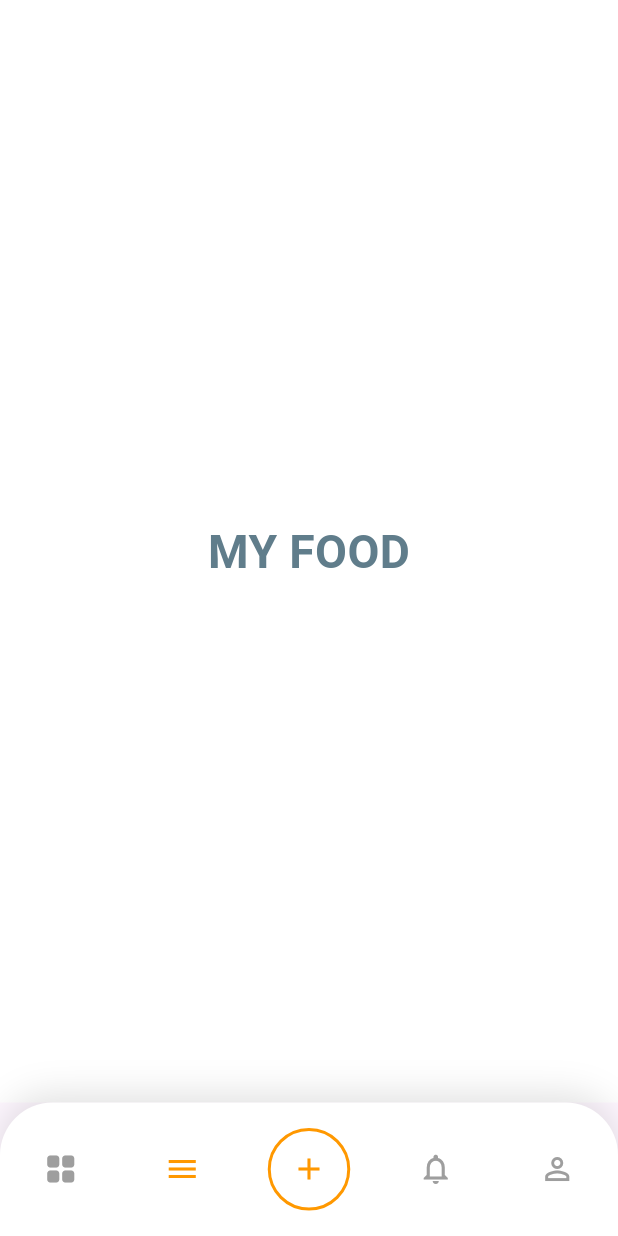
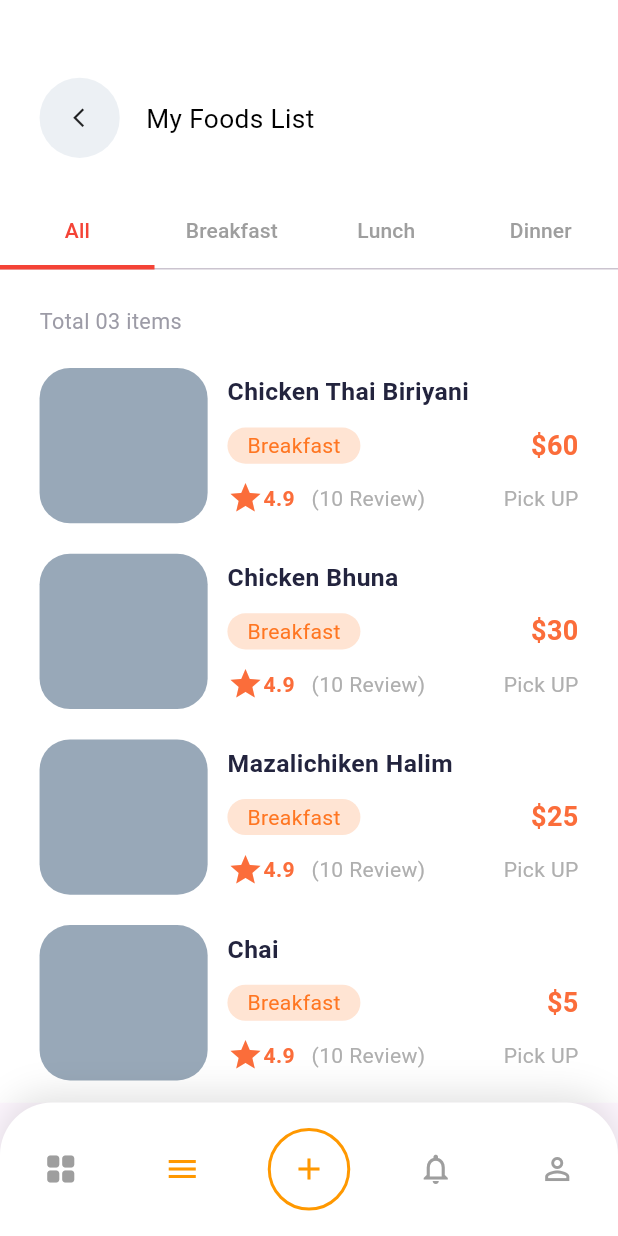
Before and after one commit to afaqahmad922/food_delievery_app, a Flutter app: the screen it shows after launch, item 2 of the bottom bar chosen, on a phone screen of 412 x 824 dp. Run offline on Flutter 3.47's test engine with Material 3 defaults, Android fonts, the phone set to English and light mode, and no system bars; our stand-ins replace fl_chart, flutter_screenutil, google_fonts, smooth_page_indicator, timeline_tile; Roboto replaces fonts that are missing (Sen).

Commit message:
My Food UI Completed

```diff
--- a/lib/Chef interfaces/main_Navigation.dart
+++ b/lib/Chef interfaces/main_Navigation.dart
@@ -1,5 +1,5 @@
 import 'package:figma_to_flutter_2/Chef%20interfaces/add_New_Items.dart';
-import 'package:figma_to_flutter_2/Chef%20interfaces/my_Food.dart';
+import 'package:figma_to_flutter_2/Chef%20interfaces/my_FOOD/my_Food.dart';
 import 'package:figma_to_flutter_2/Chef%20interfaces/notifications.dart';
 import 'package:figma_to_flutter_2/Chef%20interfaces/profile.dart';
 import 'package:figma_to_flutter_2/Chef%20interfaces/seller_Dashboard_Home.dart';
--- /dev/null
+++ b/lib/Chef interfaces/my_FOOD/all.dart
@@ -0,0 +1,51 @@
+import 'package:figma_to_flutter_2/logins/Widgets/Widgets.dart';
+import 'package:flutter/material.dart';
+import 'package:flutter_screenutil/flutter_screenutil.dart';
+import 'package:google_fonts/google_fonts.dart';
+
+class all_Foods extends StatefulWidget {
+  const all_Foods({super.key});
+
+  @override
+  State<all_Foods> createState() => _all_FoodsState();
+}
+
+class _all_FoodsState extends State<all_Foods> {
+  @override
+  Widget build(BuildContext context) {
+    return Scaffold(
+      backgroundColor: Color(0xffFFFFFF),
+      body: SingleChildScrollView(
+        child: Column(
+          crossAxisAlignment: CrossAxisAlignment.start,
+          children: [
+            Padding(
+              padding: EdgeInsets.only(left: 24.w, top: 24.h),
+              child: AppText(text: 'Total 03 items', font: GoogleFonts.sen, fontWeight: FontWeight.w400, fontSize: 14.sp, color: Color(0xff9C9BA6)),
+            ),
+            Padding(
+              padding: EdgeInsets.only(left: 24.w, top: 20.h, right: 24.w),
+              child: FoodCard3(name: 'Chicken Thai Biriyani', price: '60'),
+            ),
+            Padding(
+              padding: EdgeInsets.only(left: 24.w, top: 20.h, right: 24.w),
+              child: FoodCard3(name: 'Chicken Bhuna', price: '30'),
+            ),
+            Padding(
+              padding: EdgeInsets.only(left: 24.w, top: 20.h, right: 24.w),
+              child: FoodCard3(name: 'Mazalichiken Halim', price: '25'),
+            ),
+            Padding(
+              padding: EdgeInsets.only(left: 24.w, top: 20.h, right: 24.w),
+              child: FoodCard3(name: 'Chai', price: '5'),
+            ),
+            Padding(
+              padding: EdgeInsets.only(left: 24.w, top: 20.h, right: 24.w),
+              child: FoodCard3(name: 'Paratha', price: '5'),
+            ),
+          ],
+        ),
+      ),
+    );
+  }
+}
--- /dev/null
+++ b/lib/Chef interfaces/my_FOOD/breakfast.dart
@@ -0,0 +1,38 @@
+import 'package:figma_to_flutter_2/logins/Widgets/Widgets.dart';
+import 'package:flutter/material.dart';
+import 'package:flutter_screenutil/flutter_screenutil.dart';
+import 'package:google_fonts/google_fonts.dart';
+
+
+class breakfast extends StatefulWidget {
+  const breakfast({super.key});
+
+  @override
+  State<breakfast> createState() => _breakfastState();
+}
+
+class _breakfastState extends State<breakfast> {
+  @override
+  Widget build(BuildContext context) {
+    return Scaffold(
+      backgroundColor: Color(0xffFFFFFF),
+      body: Column(
+        crossAxisAlignment: CrossAxisAlignment.start,
+        children: [
+          Padding(
+            padding: EdgeInsets.only(left: 24.w, top: 24.h),
+            child: AppText(text: 'Total 03 items', font: GoogleFonts.sen, fontWeight: FontWeight.w400, fontSize: 14.sp, color: Color(0xff9C9BA6)),
+          ),
+          Padding(
+            padding: EdgeInsets.only(left: 24.w, top: 20.h, right: 24.w),
+            child: FoodCard3(name: 'Chai', price: '5'),
+          ),
+          Padding(
+            padding: EdgeInsets.only(left: 24.w, top: 20.h, right: 24.w),
+            child: FoodCard3(name: 'Paratha', price: '5'),
+          ),
+        ],
+      ),
+    );
+  }
+}
--- /dev/null
+++ b/lib/Chef interfaces/my_FOOD/dinner.dart
@@ -0,0 +1,37 @@
+import 'package:figma_to_flutter_2/logins/Widgets/Widgets.dart';
+import 'package:flutter/material.dart';
+import 'package:flutter_screenutil/flutter_screenutil.dart';
+import 'package:google_fonts/google_fonts.dart';
+
+class dinner extends StatefulWidget {
+  const dinner({super.key});
+
+  @override
+  State<dinner> createState() => _dinnerState();
+}
+
+class _dinnerState extends State<dinner> {
+  @override
+  Widget build(BuildContext context) {
+    return Scaffold(
+      backgroundColor: Color(0xffFFFFFF),
+      body: Column(
+        crossAxisAlignment: CrossAxisAlignment.start,
+        children: [
+          Padding(
+            padding: EdgeInsets.only(left: 24.w, top: 24.h),
+            child: AppText(text: 'Total 03 items', font: GoogleFonts.sen, fontWeight: FontWeight.w400, fontSize: 14.sp, color: Color(0xff9C9BA6)),
+          ),
+          Padding(
+            padding: EdgeInsets.only(left: 24.w, top: 20.h, right: 24.w),
+            child: FoodCard3(name: 'Chicken Bhuna', price: '30'),
+          ),
+          Padding(
+            padding: EdgeInsets.only(left: 24.w, top: 20.h, right: 24.w),
+            child: FoodCard3(name: 'Mazalichiken Halim', price: '25'),
+          ),
+        ],
+      ),
+    );
+  }
+}
--- /dev/null
+++ b/lib/Chef interfaces/my_FOOD/lunch.dart
@@ -0,0 +1,34 @@
+import 'package:figma_to_flutter_2/logins/Widgets/Widgets.dart';
+import 'package:flutter/material.dart';
+import 'package:flutter_screenutil/flutter_screenutil.dart';
+import 'package:google_fonts/google_fonts.dart';
+
+class lunch extends StatefulWidget {
+  const lunch({super.key});
+
+  @override
+  State<lunch> createState() => _lunchState();
+}
+
+class _lunchState extends State<lunch> {
+  @override
+  Widget build(BuildContext context) {
+    return Scaffold(
+      backgroundColor: Color(0xffFFFFFF),
+      body: Column(
+        crossAxisAlignment: CrossAxisAlignment.start,
+        children: [
+          Padding(
+            padding: EdgeInsets.only(left: 24.w, top: 24.h),
+            child: AppText(text: 'Total 03 items', font: GoogleFonts.sen, fontWeight: FontWeight.w400, fontSize: 14.sp, color: Color(0xff9C9BA6)),
+          ),
+          Padding(
+            padding: EdgeInsets.only(left: 24.w, top: 20.h, right: 24.w),
+            child: FoodCard3(name: 'Chicken Thai Biriyani', price: '60'),
+          ),
+
+        ],
+      ),
+    );
+  }
+}
--- /dev/null
+++ b/lib/Chef interfaces/my_FOOD/my_Food.dart
@@ -0,0 +1,87 @@
+import 'package:figma_to_flutter_2/Chef%20interfaces/main_Navigation.dart';
+import 'package:figma_to_flutter_2/Chef%20interfaces/my_FOOD/all.dart';
+import 'package:figma_to_flutter_2/Chef%20interfaces/my_FOOD/breakfast.dart';
+import 'package:figma_to_flutter_2/Chef%20interfaces/my_FOOD/dinner.dart';
+import 'package:figma_to_flutter_2/Chef%20interfaces/my_FOOD/lunch.dart';
+import 'package:figma_to_flutter_2/logins/Widgets/Widgets.dart';
+import 'package:flutter/material.dart';
+import 'package:flutter_screenutil/flutter_screenutil.dart';
+import 'package:google_fonts/google_fonts.dart';
+import 'package:figma_to_flutter_2/Orders/history%20Orders%20Page.dart';
+import 'package:figma_to_flutter_2/Orders/ongoing%20Orders%20Page.dart';
+
+class my_Food extends StatefulWidget {
+  const my_Food({super.key});
+
+  @override
+  State<my_Food> createState() => _my_FoodState();
+}
+
+class _my_FoodState extends State<my_Food> {
+  @override
+  Widget build(BuildContext context) {
+    return DefaultTabController(
+      length: 4,
+      child: Scaffold(
+        backgroundColor: Colors.white,
+        body: Column(
+          children: [
+            Padding(
+              padding: EdgeInsets.only(top: 50.h, left: 24.w, right: 24.w),
+              child: Row(
+                  children: [
+                    GestureDetector(
+                      onTap: (){
+                        Navigator.push(context, MaterialPageRoute(builder: (context)=>MainNavigation()));
+                      },
+                      child: Container(
+                        decoration: BoxDecoration(
+                          shape: BoxShape.circle,
+                          color: Color(0xffECF0F4),
+                        ),
+                        child: Padding(
+                          padding: EdgeInsets.only(top: 20.h, left: 17.w, right: 18.w, bottom: 20.h),
+                          child: Icon(Icons.arrow_back_ios_new_outlined, size: 15,),
+                        ),
+                      ),
+                    ),
+                    Padding(padding: EdgeInsets.only( left: 16.w),
+                      child: AppText(text: 'My Foods List', font: GoogleFonts.sen, fontWeight: FontWeight.w400, fontSize: 17.sp, color: Colors.black),
+                    ),
+                  ]),
+            ),
+
+            Padding(
+              padding: EdgeInsets.only(top: 24.h),
+              child: TabBar(
+                indicatorColor: Colors.red,
+                indicatorWeight: 3,
+                indicatorSize: TabBarIndicatorSize.tab,
+                labelColor: Colors.red,
+                unselectedLabelColor: Colors.grey,
+                tabs: const [
+                  Tab(text: "All"),
+                  Tab(text: "Breakfast"),
+                  Tab(text: "Lunch"),
+                  Tab(text: "Dinner"),
+                ],
+              ),
+            ),
+
+            // 🔹 Sliding Pages
+            Expanded(
+              child: TabBarView(
+                children: [
+                  all_Foods(),
+                  breakfast(),
+                  lunch(),
+                  dinner(),
+                ],
+              ),
+            ),
+          ],
+        ),
+      ),
+    );
+  }
+}
--- a/lib/Chef interfaces/my_Food.dart
+++ /dev/null
@@ -1,23 +0,0 @@
-import 'package:figma_to_flutter_2/logins/Widgets/Widgets.dart';
-import 'package:flutter/material.dart';
-import 'package:flutter_screenutil/flutter_screenutil.dart';
-import 'package:google_fonts/google_fonts.dart';
-
-class my_Food extends StatefulWidget {
-  const my_Food({super.key});
-
-  @override
-  State<my_Food> createState() => _my_FoodState();
-}
-
-class _my_FoodState extends State<my_Food> {
-  @override
-  Widget build(BuildContext context) {
-    return Scaffold(
-      backgroundColor: Color(0xffFFFFFF),
-      body: Center(
-        child: AppText(text: 'MY FOOD', font: GoogleFonts.sen, fontWeight: FontWeight.w700, fontSize: 30.sp, color: Colors.blueGrey),
-      ),
-    );
-  }
-}
--- a/lib/logins/Widgets/Widgets.dart
+++ b/lib/logins/Widgets/Widgets.dart
@@ -1805,3 +1805,120 @@ class OrderCard2 extends StatelessWidget {
     );
   }
 }
+
+
+class FoodCard3 extends StatelessWidget {
+  final String name;
+  final String price;
+
+  const FoodCard3({
+    super.key,
+    required this.name,
+    required this.price,
+  });
+
+  @override
+  Widget build(BuildContext context) {
+    return Container(
+      width: 327.w,
+      child: Column(
+        children: [
+          Row(
+            children: [
+              Container(
+                width: 102.w,
+                height: 102.h,
+                decoration: BoxDecoration(
+                  borderRadius: BorderRadius.circular(20.r),
+                  color: const Color(0xff98A8B8),
+                ),
+              ),
+              Expanded(
+                child: Column(
+                  crossAxisAlignment: CrossAxisAlignment.start,
+                  children: [
+                    Padding(
+                      padding: EdgeInsets.only(left: 12.w),
+                      child: AppText(
+                        text: name, // 🔹 Dynamic
+                        font: GoogleFonts.sen,
+                        fontWeight: FontWeight.w700,
+                        fontSize: 16.sp,
+                        color: const Color(0xff23243E),
+                      ),
+                    ),
+                    Padding(
+                      padding: EdgeInsets.only(left: 12.w, top: 10.h),
+                      child: Row(
+                        children: [
+                          Container(
+                            decoration: BoxDecoration(
+                              borderRadius: BorderRadius.circular(29.28),
+                              color: const Color(0xffFF7622).withOpacity(0.2),
+                            ),
+                            child: Padding(
+                              padding: EdgeInsets.symmetric(
+                                  horizontal: 12.w, vertical: 2.h),
+                              child: AppText(
+                                text: 'Breakfast',
+                                font: GoogleFonts.sen,
+                                fontWeight: FontWeight.w400,
+                                fontSize: 13.677.sp,
+                                color: const Color(0xffFF7622),
+                              ),
+                            ),
+                          ),
+                          const Spacer(),
+                          AppText(
+                            text: '\$$price', // 🔹 Dynamic
+                            font: GoogleFonts.sen,
+                            fontWeight: FontWeight.w700,
+                            fontSize: 17.49.sp,
+                            color: const Color(0xffFB6D3A),
+                          ),
+                        ],
+                      ),
+                    ),
+                    Padding(
+                      padding: EdgeInsets.only(left: 12.w, top: 10.h),
+                      child: Row(
+                        children: [
+                          const Icon(Icons.star, color: Color(0xffFB6D3A)),
+                          AppText(
+                            text: '4.9',
+                            font: GoogleFonts.sen,
+                            fontWeight: FontWeight.w700,
+                            fontSize: 13.67.sp,
+                            color: const Color(0xffFB6D3A),
+                          ),
+                          Padding(
+                            padding: EdgeInsets.only(left: 10.w),
+                            child: AppText(
+                              text: '(10 Review)',
+                              font: GoogleFonts.sen,
+                              fontWeight: FontWeight.w400,
+                              fontSize: 13.67.sp,
+                              color: const Color(0xffAFAFAF),
+                            ),
+                          ),
+                          const Spacer(),
+                          AppText(
+                            text: 'Pick UP',
+                            font: GoogleFonts.sen,
+                            fontWeight: FontWeight.w400,
+                            fontSize: 13.67.sp,
+                            color: const Color(0xffAFAFAF),
+                          ),
+                        ],
+                      ),
+                    )
+                  ],
+                ),
+              )
+            ],
+          )
+        ],
+      ),
+    );
+  }
+}
--- a/lib/main.dart
+++ b/lib/main.dart
@@ -1,4 +1,5 @@
 import 'package:figma_to_flutter_2/Chef%20interfaces/main_Navigation.dart';
+import 'package:figma_to_flutter_2/Chef%20interfaces/my_FOOD/my_Food.dart';
 import 'package:figma_to_flutter_2/Chef%20interfaces/seller_Dashboard_Home.dart';
 import 'package:figma_to_flutter_2/Homes/Home%20V.1.dart';
 import 'package:figma_to_flutter_2/Homes/Home%20V.2.dart';
```
